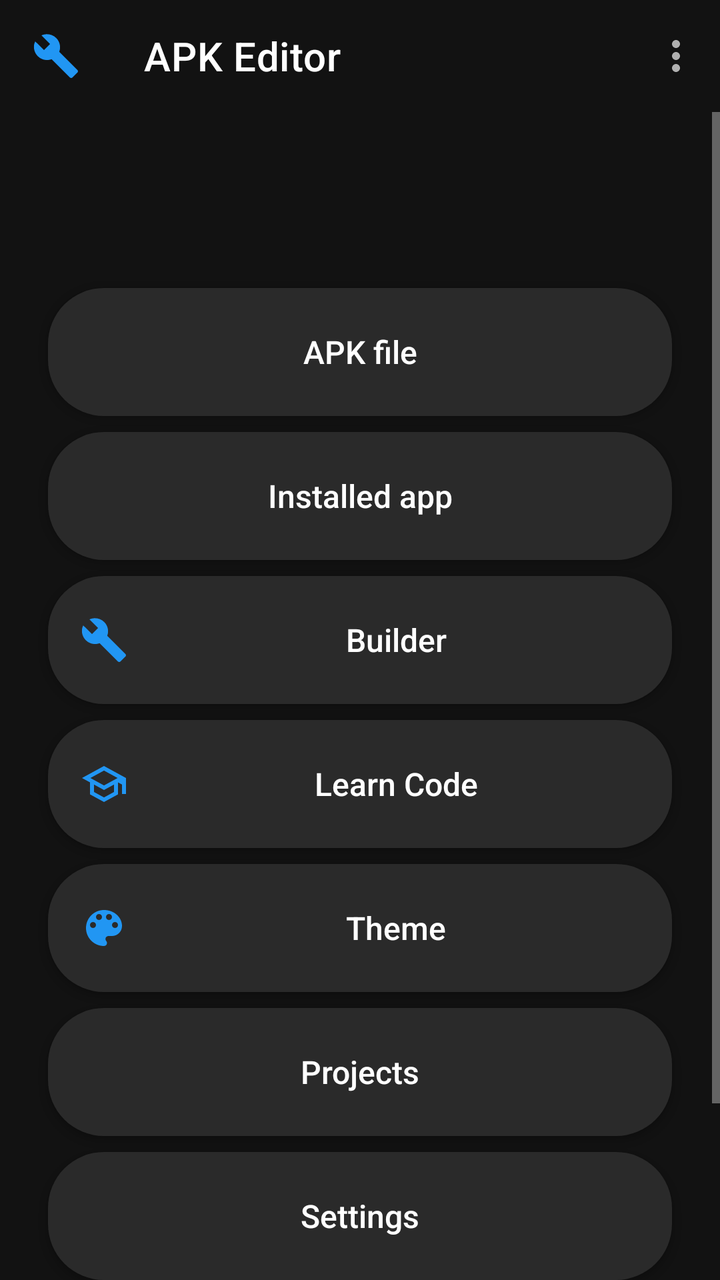
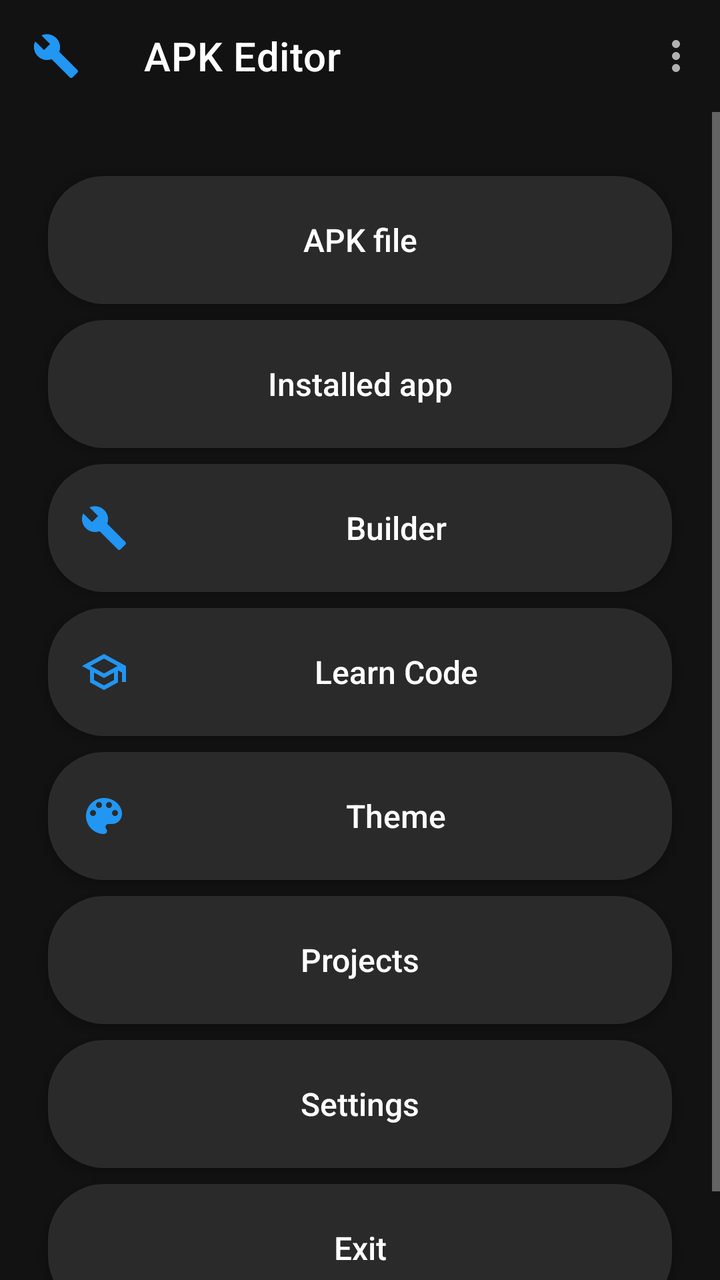

Two renders of the same Android screen: before a commit and after it. Below are the layout's source before the change and the commit's diff.
<!-- AndroidManifest.xml: application theme Theme.APKEditor -->
<!-- res/layout/activity_main.xml -->
<?xml version="1.0" encoding="utf-8"?>
<androidx.coordinatorlayout.widget.CoordinatorLayout
    xmlns:android="http://schemas.android.com/apk/res/android"
    xmlns:app="http://schemas.android.com/apk/res-auto"
    android:layout_width="match_parent"
    android:layout_height="match_parent"
    android:background="@color/background">

    
    <com.google.android.material.appbar.AppBarLayout
        android:id="@+id/appbar"
        android:layout_width="match_parent"
        android:layout_height="wrap_content"
        android:background="@color/background"
        app:elevation="0dp">

        <androidx.appcompat.widget.Toolbar
            android:id="@+id/toolbar"
            android:layout_width="match_parent"
            android:layout_height="?attr/actionBarSize"
            android:background="@color/background"
            app:title="@string/app_name"
            app:titleTextColor="@color/text_primary"
            app:navigationIcon="@drawable/ic_menu_builder"
            app:menu="@menu/main_menu" />
    </com.google.android.material.appbar.AppBarLayout>

    
    <ScrollView
        android:layout_width="match_parent"
        android:layout_height="match_parent"
        app:layout_behavior="@string/appbar_scrolling_view_behavior"
        android:fillViewport="true">

        <LinearLayout
            android:layout_width="match_parent"
            android:layout_height="wrap_content"
            android:orientation="vertical"
            android:paddingTop="80dp"
            android:paddingBottom="32dp"
            android:gravity="center_horizontal">

            <Button
                android:id="@+id/btnApkFile"
                style="@style/MenuButton"
                android:text="@string/menu_apk_file" />

            <Button
                android:id="@+id/btnInstalledApp"
                style="@style/MenuButton"
                android:text="@string/menu_installed_app" />

            <Button
                android:id="@+id/btnBuilder"
                style="@style/MenuButton"
                android:text="@string/menu_builder"
                android:drawableStart="@drawable/ic_menu_builder"
                android:drawableTint="@color/primary" />

            <Button
                android:id="@+id/btnLearnCode"
                style="@style/MenuButton"
                android:text="@string/menu_learn_code"
                android:drawableStart="@drawable/ic_menu_learn"
                android:drawableTint="@color/primary" />

            <Button
                android:id="@+id/btnTheme"
                style="@style/MenuButton"
                android:text="@string/menu_theme"
                android:drawableStart="@drawable/ic_menu_theme"
                android:drawableTint="@color/primary" />

            <Button
                android:id="@+id/btnProjects"
                style="@style/MenuButton"
                android:text="@string/menu_projects" />

            <Button
                android:id="@+id/btnSettings"
                style="@style/MenuButton"
                android:text="@string/menu_settings" />

            <Button
                android:id="@+id/btnExit"
                style="@style/MenuButton"
                android:text="@string/menu_exit" />

        </LinearLayout>
    </ScrollView>

</androidx.coordinatorlayout.widget.CoordinatorLayout>
<!-- resources referenced by this layout -->
<resources>
  <color name="background">#FF121212</color>
  <color name="primary">#FF2196F3</color>
  <color name="text_primary">#FFFFFFFF</color>
  <!-- drawable ic_menu_builder (drawable) -->
  <?xml version="1.0" encoding="utf-8"?>
  <vector xmlns:android="http://schemas.android.com/apk/res/android"
      android:width="24dp" android:height="24dp"
      android:viewportWidth="24" android:viewportHeight="24"
      android:tint="@color/primary">
      <path android:fillColor="@android:color/white"
          android:pathData="M22.7,19l-9.1,-9.1c0.9,-2.3 0.4,-5 -1.5,-6.9c-2,-2 -5,-2.4 -7.4,-1.3L9,6 6,9 1.6,4.7C0.4,7.1 0.9,10.1 2.9,12.1c1.9,1.9 4.6,2.4 6.9,1.5l9.1,9.1c0.4,0.4 1,0.4 1.4,0l2.3,-2.3c0.5,-0.4 0.5,-1.1 0.1,-1.4z"/>
  </vector>
  <!-- drawable ic_menu_learn (drawable) -->
  <?xml version="1.0" encoding="utf-8"?>
  <vector xmlns:android="http://schemas.android.com/apk/res/android"
      android:width="24dp" android:height="24dp"
      android:viewportWidth="24" android:viewportHeight="24"
      android:tint="@color/primary">
      <path android:fillColor="@android:color/white"
          android:pathData="M12,3L1,9l4,2.18v6L12,21l7,-3.82v-6l2,1.09V17h2V9L12,3zM18.82,9L12,12.72L5.18,9L12,5.28L18.82,9zM17,15.99l-5,2.73l-5,-2.73v-3.72L12,15l5,-2.73V15.99z"/>
  </vector>
  <!-- drawable ic_menu_theme (drawable) -->
  <?xml version="1.0" encoding="utf-8"?>
  <vector xmlns:android="http://schemas.android.com/apk/res/android"
      android:width="24dp" android:height="24dp"
      android:viewportWidth="24" android:viewportHeight="24"
      android:tint="@color/primary">
      <path android:fillColor="@android:color/white"
          android:pathData="M12,3c-4.97,0 -9,4.03 -9,9s4.03,9 9,9c0.83,0 1.5,-0.67 1.5,-1.5c0,-0.39 -0.15,-0.74 -0.39,-1.01c-0.23,-0.26 -0.38,-0.59 -0.38,-0.99c0,-0.83 0.67,-1.5 1.5,-1.5L16,16c2.76,0 5,-2.24 5,-5C21,6.58 16.97,3 12,3zM6.5,12C5.67,12 5,11.33 5,10.5S5.67,9 6.5,9S8,9.67 8,10.5S7.33,12 6.5,12zM9.5,8C8.67,8 8,7.33 8,6.5S8.67,5 9.5,5S11,5.67 11,6.5S10.33,8 9.5,8zM14.5,8C13.67,8 13,7.33 13,6.5S13.67,5 14.5,5S16,5.67 16,6.5S15.33,8 14.5,8zM17.5,12C16.67,12 16,11.33 16,10.5S16.67,9 17.5,9S19,9.67 19,10.5S18.33,12 17.5,12z"/>
  </vector>
  <string name="app_name">APK Editor</string>
  <string name="menu_apk_file">APK file</string>
  <string name="menu_builder">Builder</string>
  <string name="menu_exit">Exit</string>
  <string name="menu_installed_app">Installed app</string>
  <string name="menu_learn_code">Learn Code</string>
  <string name="menu_projects">Projects</string>
  <string name="menu_settings">Settings</string>
  <string name="menu_theme">Theme</string>
  <style name="Theme.APKEditor" parent="Theme.MaterialComponents.NoActionBar">
          <item name="colorPrimary">@color/primary</item>
          <item name="colorPrimaryDark">@color/primary_dark</item>
          <item name="colorAccent">@color/accent</item>
          <item name="android:windowBackground">@color/background</item>
          <item name="android:textColorPrimary">@color/text_primary</item>
          <item name="android:textColorSecondary">@color/text_secondary</item>
          <item name="android:statusBarColor" tools:targetApi="l">@color/primary_dark</item>
      </style>
  <!-- drawable bg_menu_button (drawable) -->
  <?xml version="1.0" encoding="utf-8"?>
  <ripple xmlns:android="http://schemas.android.com/apk/res/android"
      android:color="#33FFFFFF">
      <item>
          <shape android:shape="rectangle">
              <corners android:radius="28dp" />
              <solid android:color="@color/surface_light" />
          </shape>
      </item>
  </ripple>
  <color name="primary_dark">#FF1976D2</color>
  <color name="accent">#FF03DAC6</color>
  <color name="text_secondary">#FFB0B0B0</color>
  <color name="surface_light">#FF2A2A2A</color>
  <!-- unchanged entries left out for length: 1 -->
</resources>

<!-- the commit's change to res/layout/activity_main.xml (unified diff, before → after) -->
@@ -6,7 +6,6 @@
     android:layout_height="match_parent"
     android:background="@color/background">
 
-    
     <com.google.android.material.appbar.AppBarLayout
         android:id="@+id/appbar"
         android:layout_width="match_parent"
@@ -14,6 +13,7 @@
         android:background="@color/background"
         app:elevation="0dp">
 
+        
         <androidx.appcompat.widget.Toolbar
             android:id="@+id/toolbar"
             android:layout_width="match_parent"
@@ -23,9 +23,23 @@
             app:titleTextColor="@color/text_primary"
             app:navigationIcon="@drawable/ic_menu_builder"
             app:menu="@menu/main_menu" />
+
+        
+        <FrameLayout
+            android:id="@+id/bannerContainer"
+            android:layout_width="match_parent"
+            android:layout_height="140dp"
+            android:padding="12dp"
+            android:visibility="gone">
+
+            <com.apkeditor.pro.widget.BannerView
+                android:id="@+id/bannerView"
+                android:layout_width="match_parent"
+                android:layout_height="match_parent" />
+        </FrameLayout>
+
     </com.google.android.material.appbar.AppBarLayout>
 
-    
     <ScrollView
         android:layout_width="match_parent"
         android:layout_height="match_parent"
@@ -36,57 +50,32 @@
             android:layout_width="match_parent"
             android:layout_height="wrap_content"
             android:orientation="vertical"
-            android:paddingTop="80dp"
+            android:paddingTop="24dp"
             android:paddingBottom="32dp"
             android:gravity="center_horizontal">
 
-            <Button
-                android:id="@+id/btnApkFile"
-                style="@style/MenuButton"
-                android:text="@string/menu_apk_file" />
-
-            <Button
-                android:id="@+id/btnInstalledApp"
-                style="@style/MenuButton"
-                android:text="@string/menu_installed_app" />
-
-            <Button
-                android:id="@+id/btnBuilder"
-                style="@style/MenuButton"
-                android:text="@string/menu_builder"
+            <Button android:id="@+id/btnApkFile"
+                style="@style/MenuButton" android:text="@string/menu_apk_file" />
+            <Button android:id="@+id/btnInstalledApp"
+                style="@style/MenuButton" android:text="@string/menu_installed_app" />
+            <Button android:id="@+id/btnBuilder"
+                style="@style/MenuButton" android:text="@string/menu_builder"
                 android:drawableStart="@drawable/ic_menu_builder"
                 android:drawableTint="@color/primary" />
-
-            <Button
-                android:id="@+id/btnLearnCode"
-                style="@style/MenuButton"
-                android:text="@string/menu_learn_code"
+            <Button android:id="@+id/btnLearnCode"
+                style="@style/MenuButton" android:text="@string/menu_learn_code"
                 android:drawableStart="@drawable/ic_menu_learn"
                 android:drawableTint="@color/primary" />
-
-            <Button
-                android:id="@+id/btnTheme"
-                style="@style/MenuButton"
-                android:text="@string/menu_theme"
+            <Button android:id="@+id/btnTheme"
+                style="@style/MenuButton" android:text="@string/menu_theme"
                 android:drawableStart="@drawable/ic_menu_theme"
                 android:drawableTint="@color/primary" />
-
-            <Button
-                android:id="@+id/btnProjects"
-                style="@style/MenuButton"
-                android:text="@string/menu_projects" />
-
-            <Button
-                android:id="@+id/btnSettings"
-                style="@style/MenuButton"
-                android:text="@string/menu_settings" />
-
-            <Button
-                android:id="@+id/btnExit"
-                style="@style/MenuButton"
-                android:text="@string/menu_exit" />
-
+            <Button android:id="@+id/btnProjects"
+                style="@style/MenuButton" android:text="@string/menu_projects" />
+            <Button android:id="@+id/btnSettings"
+                style="@style/MenuButton" android:text="@string/menu_settings" />
+            <Button android:id="@+id/btnExit"
+                style="@style/MenuButton" android:text="@string/menu_exit" />
         </LinearLayout>
     </ScrollView>
-
 </androidx.coordinatorlayout.widget.CoordinatorLayout>
